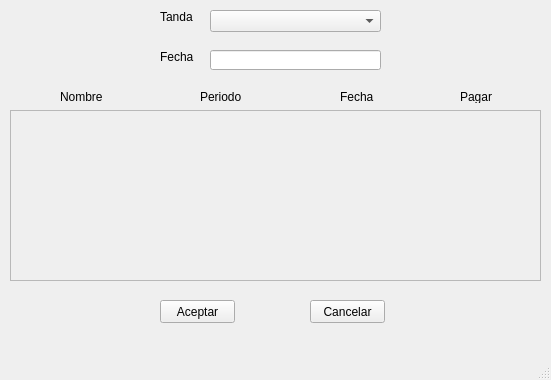
First picture: the form in Qt/src/pagosView.ui, repository wdjimenez/tandasPython, before the edit.
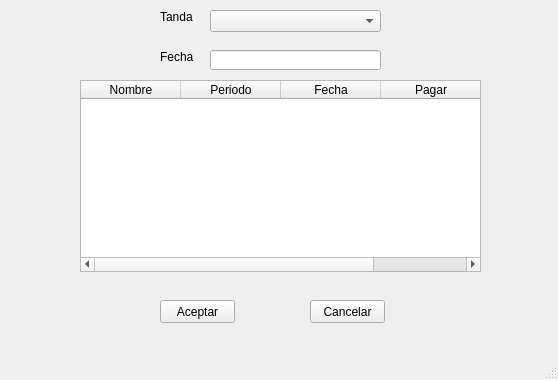
Second picture: the form after the edit.

```diff
--- a/Qt/src/pagosView.ui
+++ b/Qt/src/pagosView.ui
@@ -6,7 +6,7 @@
    <rect>
     <x>0</x>
     <y>0</y>
-    <width>551</width>
+    <width>558</width>
     <height>380</height>
    </rect>
   </property>
@@ -40,29 +40,6 @@
      <string>Fecha</string>
     </property>
    </widget>
-   <widget class="QScrollArea" name="scrollArea">
-    <property name="geometry">
-     <rect>
-      <x>10</x>
-      <y>110</y>
-      <width>531</width>
-      <height>171</height>
-     </rect>
-    </property>
-    <property name="widgetResizable">
-     <bool>true</bool>
-    </property>
-    <widget class="QWidget" name="scrollAreaWidgetContents">
-     <property name="geometry">
-      <rect>
-       <x>0</x>
-       <y>0</y>
-       <width>529</width>
-       <height>169</height>
-      </rect>
-     </property>
-    </widget>
-   </widget>
    <widget class="QPushButton" name="pushButton">
     <property name="geometry">
      <rect>
@@ -99,58 +76,6 @@
      </rect>
     </property>
    </widget>
-   <widget class="QLabel" name="label_3">
-    <property name="geometry">
-     <rect>
-      <x>60</x>
-      <y>90</y>
-      <width>46</width>
-      <height>13</height>
-     </rect>
-    </property>
-    <property name="text">
-     <string>Nombre</string>
-    </property>
-   </widget>
-   <widget class="QLabel" name="label_4">
-    <property name="geometry">
-     <rect>
-      <x>200</x>
-      <y>90</y>
-      <width>46</width>
-      <height>13</height>
-     </rect>
-    </property>
-    <property name="text">
-     <string>Periodo</string>
-    </property>
-   </widget>
-   <widget class="QLabel" name="label_5">
-    <property name="geometry">
-     <rect>
-      <x>340</x>
-      <y>90</y>
-      <width>46</width>
-      <height>13</height>
-     </rect>
-    </property>
-    <property name="text">
-     <string>Fecha</string>
-    </property>
-   </widget>
-   <widget class="QLabel" name="label_6">
-    <property name="geometry">
-     <rect>
-      <x>460</x>
-      <y>90</y>
-      <width>46</width>
-      <height>13</height>
-     </rect>
-    </property>
-    <property name="text">
-     <string>Pagar</string>
-    </property>
-   </widget>
    <widget class="QComboBox" name="comboBoxTandas">
     <property name="geometry">
      <rect>
@@ -161,18 +86,36 @@
      </rect>
     </property>
    </widget>
-   <zorder>label</zorder>
-   <zorder>label_2</zorder>
-   <zorder>scrollArea</zorder>
-   <zorder>pushButton</zorder>
-   <zorder>pushCancel</zorder>
-   <zorder>lineFecha</zorder>
-   <zorder>label_3</zorder>
-   <zorder>label_4</zorder>
-   <zorder>label_5</zorder>
-   <zorder>label_6</zorder>
-   <zorder>verticalLayoutWidget</zorder>
-   <zorder>comboBoxTandas</zorder>
+   <widget class="QTableWidget" name="tableWidget">
+    <property name="geometry">
+     <rect>
+      <x>80</x>
+      <y>80</y>
+      <width>401</width>
+      <height>192</height>
+     </rect>
+    </property>
+    <column>
+     <property name="text">
+      <string>Nombre</string>
+     </property>
+    </column>
+    <column>
+     <property name="text">
+      <string>Periodo</string>
+     </property>
+    </column>
+    <column>
+     <property name="text">
+      <string>Fecha</string>
+     </property>
+    </column>
+    <column>
+     <property name="text">
+      <string>Pagar</string>
+     </property>
+    </column>
+   </widget>
   </widget>
   <widget class="QMenuBar" name="menubar">
    <property name="geometry">
```
Left out of the diff: 2 changed lines with no effect on the pictures.
